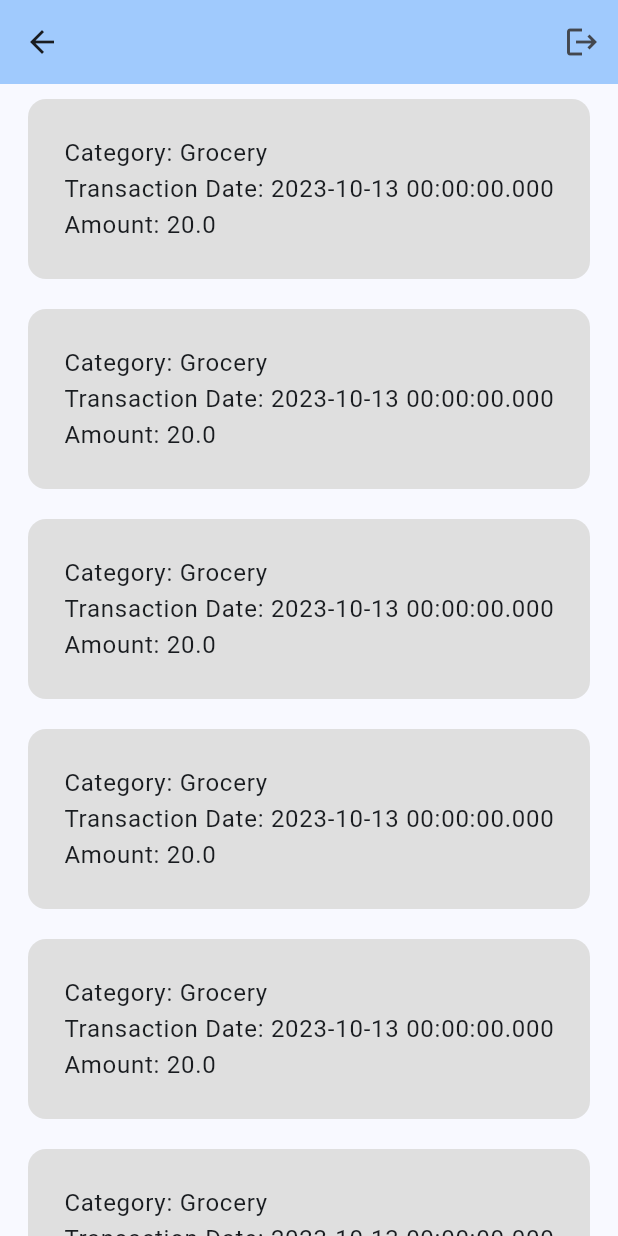
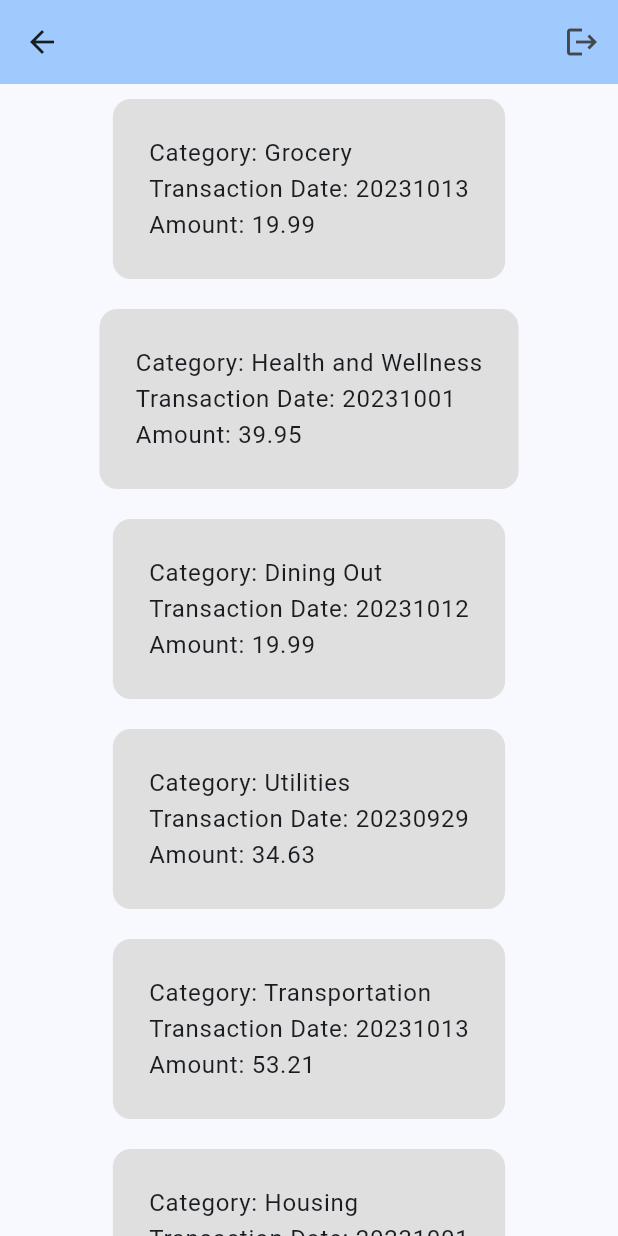
Before and after one commit to SP26GroupAGJ/SP26RedBudgetApp, a Flutter app: the SpendingPage screen opened by its route, on a phone screen of 412 x 824 dp. Run offline on Flutter 3.47's test engine with Material 3 defaults, Android fonts, the phone set to English and light mode, and no system bars.

Commit message:
added example json and transaction reading rom json

```diff
--- /dev/null
+++ b/budget_app/assets/mock_transactions.json
@@ -0,0 +1,50 @@
+[
+    {
+      "category": "Grocery",
+      "date": 20231013,
+      "amount": 19.99,
+      "id": "1"
+    },
+    {
+      "category": "Health and Wellness",
+      "date": 20231001,
+      "amount": 39.95,
+      "id": "2"
+    },
+    {
+      "category": "Dining Out",
+      "date": 20231012,
+      "amount": 19.99,
+      "id": "3"
+    },
+    {
+      "category": "Utilities",
+      "date": 20230929,
+      "amount": 34.63,
+      "id": "4"
+    },
+    {
+      "category": "Transportation",
+      "date": 20231013,
+      "amount": 53.21,
+      "id": "5"
+    },
+    {
+      "category": "Housing",
+      "date": 20231001,
+      "amount": 517.00,
+      "id": "6"
+    },
+    {
+      "category": "Debt Payments",
+      "date": 20230929,
+      "amount": 75.43,
+      "id": "7"
+    },
+    {
+      "category": "Entertainment",
+      "date": 20231012,
+      "amount": 9.99,
+      "id": "8"
+    }
+  ]
--- a/budget_app/lib/spending_page.dart
+++ b/budget_app/lib/spending_page.dart
@@ -1,10 +1,35 @@
+import 'dart:convert';
 import 'package:budget_app/transaction_card.dart';
 import 'package:budget_app/transaction_card_entity.dart';
+import 'package:flutter/foundation.dart';
 import 'package:flutter/material.dart';
+import 'package:flutter/services.dart';
 
-class SpendingPage extends StatelessWidget {
+class SpendingPage extends StatefulWidget {
+  @override
+  State<SpendingPage> createState() => _SpendingPageState();
+}
+
+class _SpendingPageState extends State<SpendingPage> {
+  List<TransactionCardEntity> _transactionsList = [];
+  _loadInitTransactions(context) async {
+    String response = await DefaultAssetBundle.of(context)
+        .loadString('assets/mock_transactions.json');
+    final List<dynamic> decodedList = jsonDecode(response) as List;
+    print(response);
+    final List<TransactionCardEntity> transactions =
+        decodedList.map((listItem) {
+      return TransactionCardEntity.fromJson(listItem);
+    }).toList();
+
+    setState(() {
+      _transactionsList = transactions;
+    });
+  }
+
   @override
   Widget build(BuildContext context) {
+    _loadInitTransactions(context);
     return Scaffold(
         appBar: AppBar(
           backgroundColor: Theme.of(context).colorScheme.inversePrimary,
@@ -18,14 +43,10 @@ class SpendingPage extends StatelessWidget {
           ],
         ),
         body: ListView.builder(
-            itemCount: 10,
+            itemCount: _transactionsList.length,
             itemBuilder: (context, index) {
               return TransactionCard(
-                  entity: TransactionCardEntity(
-                      category: "Grocery",
-                      amount: 20.00,
-                      date: DateTime(2023, 10, 13),
-                      id: "1"),
+                  entity: _transactionsList[index],
                   alignment: Alignment.center);
             }));
   }
--- a/budget_app/lib/transaction_card.dart
+++ b/budget_app/lib/transaction_card.dart
@@ -6,8 +6,7 @@ class TransactionCard extends StatelessWidget {
   final Alignment alignment;
 
   const TransactionCard(
-      {Key? key, required this.alignment, required this.entity})
-      : super(key: key);
+      {super.key, required this.alignment, required this.entity});
 
   @override
   Widget build(BuildContext context) {
--- a/budget_app/lib/transaction_card_entity.dart
+++ b/budget_app/lib/transaction_card_entity.dart
@@ -1,7 +1,7 @@
 class TransactionCardEntity {
   String category;
   String? description;
-  DateTime date;
+  int date;
   double amount;
   String id;
 
@@ -10,4 +10,20 @@ class TransactionCardEntity {
       required this.amount,
       required this.date,
       required this.id});
+  Map<String, dynamic> toJson() {
+    final Map<String, dynamic> data = new Map<String, dynamic>();
+    data['category'] = this.category;
+    data['description'] = this.description;
+    data['date'] = this.date;
+    data['amount'] = this.amount;
+    data['id'] = this.id;
+    return data;
+  }
+
+  TransactionCardEntity.fromJson(Map<String, dynamic> json)
+      : category = json['category'],
+        description = json['description'],
+        date = json['date'],
+        amount = json['amount'],
+        id = json['id'];
 }
--- a/budget_app/pubspec.yaml
+++ b/budget_app/pubspec.yaml
@@ -11,14 +11,15 @@ dependencies:
   flutter:
     sdk: flutter
 
-  english_words: ^4.0.0
   provider: ^6.0.0
 
 dev_dependencies:
   flutter_test:
     sdk: flutter
 
-  flutter_lints: ^2.0.0
+  flutter_lints: ^5.0.0
 
 flutter:
+  assets:
+    - assets/mock_transactions.json
   uses-material-design: true
```
Also changed, not shown: budget_app/pubspec.lock.
